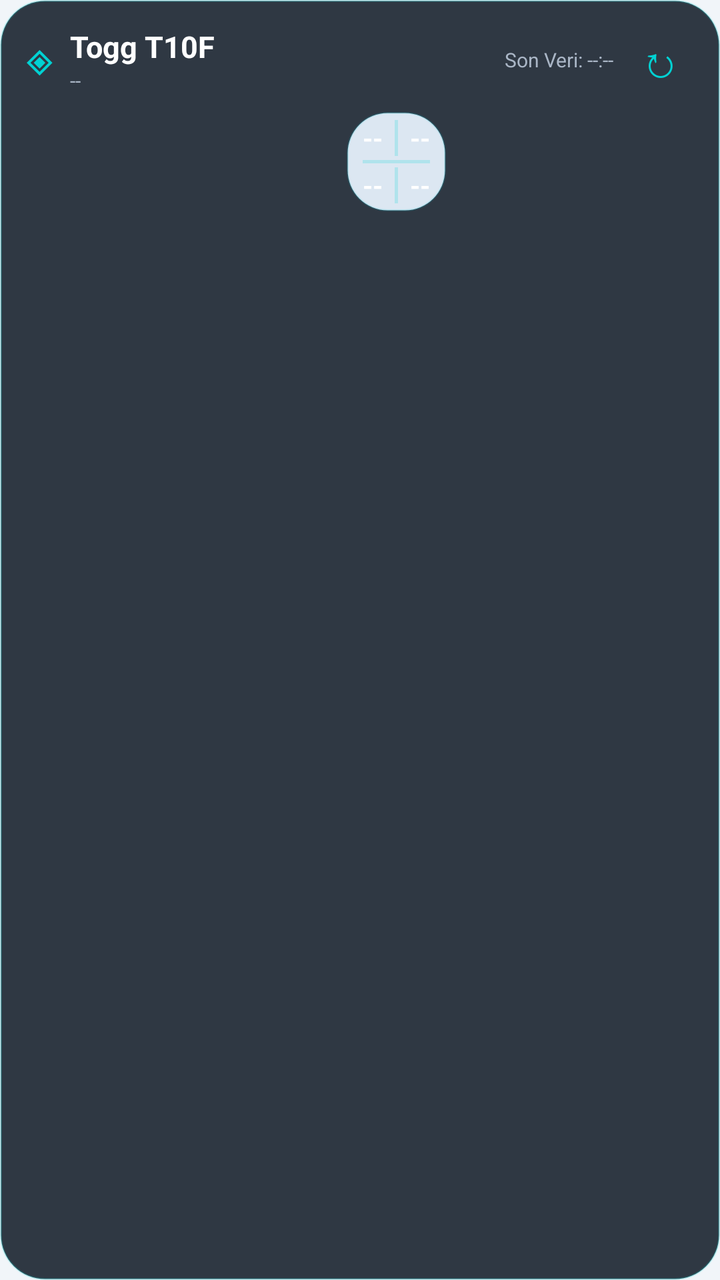
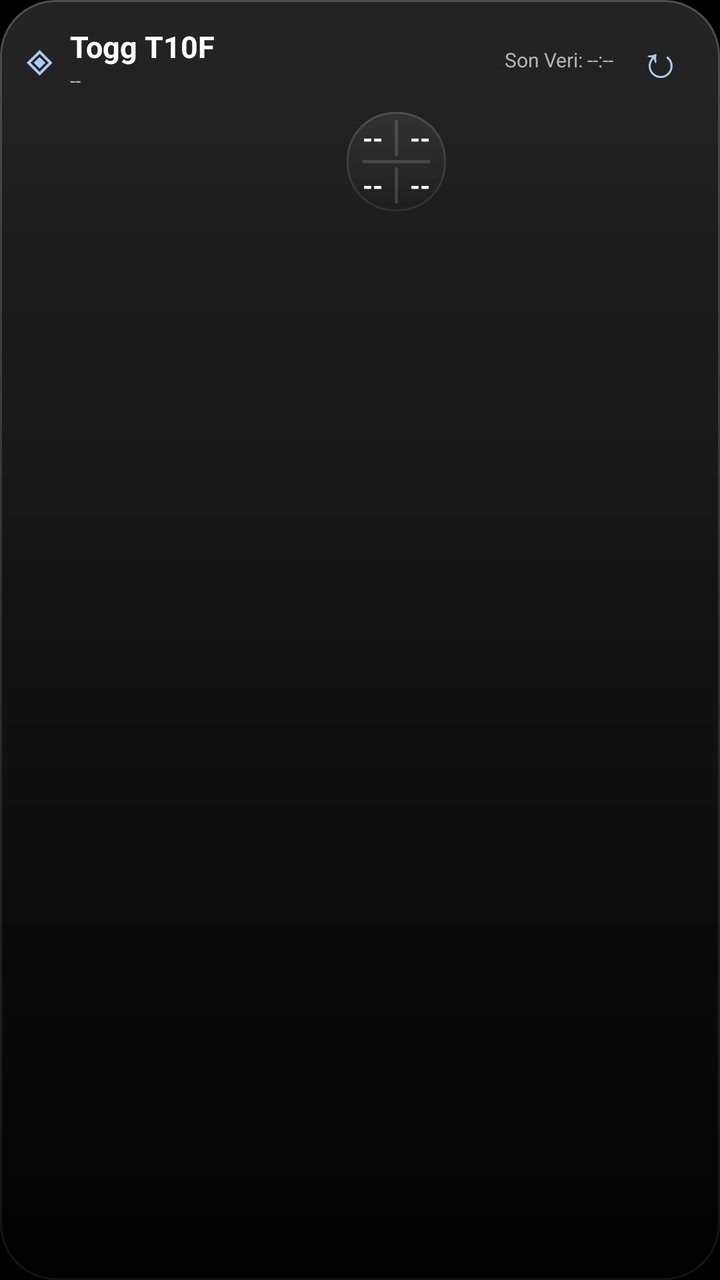

Before-and-after screenshots of an Android layout around one commit, followed by the original layout XML and the change that was made.
<!-- AndroidManifest.xml: application theme Theme.ToggCompanion -->
<!-- res/layout/widget_togg.xml -->
<?xml version="1.0" encoding="utf-8"?>
<LinearLayout xmlns:android="http://schemas.android.com/apk/res/android"
    android:id="@+id/widget_root"
    android:layout_width="match_parent"
    android:layout_height="match_parent"
    android:orientation="vertical"
    android:padding="12dp"
    android:background="@drawable/bg_glass_widget">

    <LinearLayout
        android:id="@+id/widget_header"
        android:layout_width="match_parent"
        android:layout_height="wrap_content"
        android:gravity="center_vertical"
        android:orientation="horizontal">
        <TextView android:layout_width="wrap_content" android:layout_height="wrap_content" android:text="◈" android:textColor="#00D2D3" android:textSize="20sp" android:textStyle="bold" />
        <LinearLayout android:layout_width="0dp" android:layout_height="wrap_content" android:layout_weight="1" android:orientation="vertical" android:paddingStart="8dp">
            <TextView android:id="@+id/widget_title" android:layout_width="wrap_content" android:layout_height="wrap_content" android:text="Togg T10F" android:textColor="#FFFFFF" android:textSize="15sp" android:textStyle="bold" />
            <TextView android:id="@+id/widget_plate" android:layout_width="wrap_content" android:layout_height="wrap_content" android:text="--" android:textColor="#AAB6C6" android:textSize="10sp" />
        </LinearLayout>
        <TextView android:id="@+id/widget_updated" android:layout_width="wrap_content" android:layout_height="wrap_content" android:text="Son Veri: --:--" android:textColor="#AAB6C6" android:textSize="10sp" android:padding="5dp" />
        <TextView android:id="@+id/widget_refresh" android:layout_width="36dp" android:layout_height="36dp" android:gravity="center" android:text="↻" android:textColor="#00D2D3" android:textSize="22sp" />
    </LinearLayout>

    <LinearLayout android:layout_width="match_parent" android:layout_height="wrap_content" android:layout_marginTop="8dp" android:gravity="center_vertical" android:orientation="horizontal">
        <LinearLayout android:id="@+id/widget_charge_container" android:layout_width="0dp" android:layout_height="wrap_content" android:layout_weight="1.2" android:gravity="center_vertical" android:orientation="horizontal">
            <ImageView android:id="@+id/widget_hv_battery_view" android:layout_width="0dp" android:layout_height="48dp" android:layout_weight="1.1" android:contentDescription="HV Battery" android:scaleType="fitCenter" />
            <ImageView android:id="@+id/widget_range_view" android:layout_width="0dp" android:layout_height="48dp" android:layout_weight="1.1" android:layout_marginStart="6dp" android:contentDescription="Tahmini Menzil" android:scaleType="fitCenter" />
            <TextView android:id="@+id/widget_range" android:layout_width="0dp" android:layout_height="0dp" android:text="-- km" android:visibility="gone" />
            <TextView android:id="@+id/widget_charging" android:layout_width="0dp" android:layout_height="0dp" android:text="ŞARJ" android:visibility="gone" />
        </LinearLayout>
        <LinearLayout android:id="@+id/widget_tires_cross" android:layout_width="wrap_content" android:layout_height="wrap_content" android:layout_marginStart="14dp" android:layout_marginEnd="14dp" android:background="@drawable/badge_pill" android:gravity="center" android:orientation="vertical" android:paddingStart="8dp" android:paddingEnd="8dp" android:paddingTop="4dp" android:paddingBottom="4dp">
            <LinearLayout android:layout_width="wrap_content" android:layout_height="wrap_content" android:gravity="center" android:orientation="horizontal">
                <TextView android:id="@+id/widget_tire_fl" android:layout_width="wrap_content" android:layout_height="wrap_content" android:text="--" android:textColor="#FFFFFF" android:textSize="13sp" android:textStyle="bold" />
                <FrameLayout android:layout_width="1.5dp" android:layout_height="18dp" android:layout_marginStart="6dp" android:layout_marginEnd="6dp" android:background="#3300D2D3" />
                <TextView android:id="@+id/widget_tire_fr" android:layout_width="wrap_content" android:layout_height="wrap_content" android:text="--" android:textColor="#FFFFFF" android:textSize="13sp" android:textStyle="bold" />
            </LinearLayout>
            <FrameLayout android:layout_width="match_parent" android:layout_height="1.5dp" android:layout_marginTop="2dp" android:layout_marginBottom="2dp" android:background="#3300D2D3" />
            <LinearLayout android:layout_width="wrap_content" android:layout_height="wrap_content" android:gravity="center" android:orientation="horizontal">
                <TextView android:id="@+id/widget_tire_rl" android:layout_width="wrap_content" android:layout_height="wrap_content" android:text="--" android:textColor="#FFFFFF" android:textSize="13sp" android:textStyle="bold" />
                <FrameLayout android:layout_width="1.5dp" android:layout_height="18dp" android:layout_marginStart="6dp" android:layout_marginEnd="6dp" android:background="#3300D2D3" />
                <TextView android:id="@+id/widget_tire_rr" android:layout_width="wrap_content" android:layout_height="wrap_content" android:text="--" android:textColor="#FFFFFF" android:textSize="13sp" android:textStyle="bold" />
            </LinearLayout>
        </LinearLayout>
        <ImageView android:id="@+id/widget_12v_battery_view" android:layout_width="0dp" android:layout_height="48dp" android:layout_weight="0.9" android:contentDescription="12V battery charge" android:scaleType="fitCenter" />
    </LinearLayout>

    <LinearLayout android:id="@+id/widget_expanded_section" android:layout_width="match_parent" android:layout_height="wrap_content" android:layout_marginTop="7dp" android:orientation="vertical" android:visibility="gone">
        <FrameLayout android:layout_width="match_parent" android:layout_height="1dp" android:background="#2600C2D6" />
        <LinearLayout android:id="@+id/widget_location_container" android:layout_width="match_parent" android:layout_height="wrap_content" android:gravity="center_vertical" android:orientation="horizontal" android:paddingTop="6dp">
            <ImageView android:id="@+id/widget_map_view" android:layout_width="0dp" android:layout_height="75dp" android:layout_weight="1.2" android:background="@drawable/bg_map_frame" android:contentDescription="Harita" android:scaleType="centerCrop" />
            <LinearLayout android:id="@+id/widget_address_container" android:layout_width="0dp" android:layout_height="wrap_content" android:layout_weight="1.5" android:layout_marginStart="10dp" android:orientation="vertical">
                <TextView android:id="@+id/widget_location_title" android:layout_width="match_parent" android:layout_height="wrap_content" android:text="📍 Son Park Yeri" android:textColor="#00C2D6" android:textSize="11sp" android:textStyle="bold" />
                <TextView android:id="@+id/widget_address" android:layout_width="match_parent" android:layout_height="wrap_content" android:text="Konum belirleniyor..." android:textColor="#FFFFFF" android:textSize="11sp" android:maxLines="2" android:ellipsize="end" />
                <TextView android:id="@+id/widget_coords" android:layout_width="match_parent" android:layout_height="wrap_content" android:text="--, --" android:textColor="#AAB6C6" android:textSize="10sp" android:singleLine="true" />
            </LinearLayout>
        </LinearLayout>
    </LinearLayout>
</LinearLayout>
<!-- resources referenced by this layout -->
<resources>
  <!-- drawable badge_pill (drawable) -->
  <?xml version="1.0" encoding="utf-8"?>
  <shape xmlns:android="http://schemas.android.com/apk/res/android" android:shape="rectangle">
      <corners android:radius="20dp" />
      <solid android:color="@color/card_inner" />
      <stroke android:width="1dp" android:color="@color/card_stroke" />
  </shape>
  <!-- drawable bg_glass_widget (drawable) -->
  <?xml version="1.0" encoding="utf-8"?>
  <shape xmlns:android="http://schemas.android.com/apk/res/android" android:shape="rectangle">
      <solid android:color="#DD121B28" />
      <stroke android:width="1dp" android:color="#3300D2D3" />
      <corners android:radius="22dp" />
  </shape>
  <!-- drawable bg_map_frame (drawable) -->
  <?xml version="1.0" encoding="utf-8"?>
  <shape xmlns:android="http://schemas.android.com/apk/res/android"
      android:shape="rectangle">
      <solid android:color="#0D1117" />
      <corners android:radius="14dp" />
      <stroke
          android:width="1dp"
          android:color="#263042" />
  </shape>
  <style name="Theme.ToggCompanion" parent="android:Theme.Material.NoActionBar">
          <item name="android:windowBackground">@color/bg_dark</item>
          <item name="android:statusBarColor">@color/bg_dark</item>
          <item name="android:navigationBarColor">@color/bg_dark</item>
          <item name="android:windowLightStatusBar">false</item>
      </style>
  <color name="card_inner">#DCE7F2</color>
  <color name="card_stroke">#2600C2D6</color>
  <color name="bg_dark">#F1F5F9</color>
</resources>

<!-- the commit's change to res/layout/widget_togg.xml (unified diff, before → after) -->
@@ -13,13 +13,13 @@
         android:layout_height="wrap_content"
         android:gravity="center_vertical"
         android:orientation="horizontal">
-        <TextView android:layout_width="wrap_content" android:layout_height="wrap_content" android:text="◈" android:textColor="#00D2D3" android:textSize="20sp" android:textStyle="bold" />
+        <TextView android:layout_width="wrap_content" android:layout_height="wrap_content" android:text="◈" android:textColor="@color/accent_blue" android:textSize="20sp" android:textStyle="bold" />
         <LinearLayout android:layout_width="0dp" android:layout_height="wrap_content" android:layout_weight="1" android:orientation="vertical" android:paddingStart="8dp">
             <TextView android:id="@+id/widget_title" android:layout_width="wrap_content" android:layout_height="wrap_content" android:text="Togg T10F" android:textColor="#FFFFFF" android:textSize="15sp" android:textStyle="bold" />
-            <TextView android:id="@+id/widget_plate" android:layout_width="wrap_content" android:layout_height="wrap_content" android:text="--" android:textColor="#AAB6C6" android:textSize="10sp" />
+            <TextView android:id="@+id/widget_plate" android:layout_width="wrap_content" android:layout_height="wrap_content" android:text="--" android:textColor="#B5B5B5" android:textSize="10sp" />
         </LinearLayout>
-        <TextView android:id="@+id/widget_updated" android:layout_width="wrap_content" android:layout_height="wrap_content" android:text="Son Veri: --:--" android:textColor="#AAB6C6" android:textSize="10sp" android:padding="5dp" />
-        <TextView android:id="@+id/widget_refresh" android:layout_width="36dp" android:layout_height="36dp" android:gravity="center" android:text="↻" android:textColor="#00D2D3" android:textSize="22sp" />
+        <TextView android:id="@+id/widget_updated" android:layout_width="wrap_content" android:layout_height="wrap_content" android:text="Son Veri: --:--" android:textColor="#B5B5B5" android:textSize="10sp" android:padding="5dp" />
+        <TextView android:id="@+id/widget_refresh" android:layout_width="36dp" android:layout_height="36dp" android:gravity="center" android:text="↻" android:textColor="@color/accent_blue" android:textSize="22sp" />
     </LinearLayout>
 
     <LinearLayout android:layout_width="match_parent" android:layout_height="wrap_content" android:layout_marginTop="8dp" android:gravity="center_vertical" android:orientation="horizontal">
@@ -32,13 +32,13 @@
         <LinearLayout android:id="@+id/widget_tires_cross" android:layout_width="wrap_content" android:layout_height="wrap_content" android:layout_marginStart="14dp" android:layout_marginEnd="14dp" android:background="@drawable/badge_pill" android:gravity="center" android:orientation="vertical" android:paddingStart="8dp" android:paddingEnd="8dp" android:paddingTop="4dp" android:paddingBottom="4dp">
             <LinearLayout android:layout_width="wrap_content" android:layout_height="wrap_content" android:gravity="center" android:orientation="horizontal">
                 <TextView android:id="@+id/widget_tire_fl" android:layout_width="wrap_content" android:layout_height="wrap_content" android:text="--" android:textColor="#FFFFFF" android:textSize="13sp" android:textStyle="bold" />
-                <FrameLayout android:layout_width="1.5dp" android:layout_height="18dp" android:layout_marginStart="6dp" android:layout_marginEnd="6dp" android:background="#3300D2D3" />
+                <FrameLayout android:layout_width="1.5dp" android:layout_height="18dp" android:layout_marginStart="6dp" android:layout_marginEnd="6dp" android:background="#33BEBEBE" />
                 <TextView android:id="@+id/widget_tire_fr" android:layout_width="wrap_content" android:layout_height="wrap_content" android:text="--" android:textColor="#FFFFFF" android:textSize="13sp" android:textStyle="bold" />
             </LinearLayout>
-            <FrameLayout android:layout_width="match_parent" android:layout_height="1.5dp" android:layout_marginTop="2dp" android:layout_marginBottom="2dp" android:background="#3300D2D3" />
+            <FrameLayout android:layout_width="match_parent" android:layout_height="1.5dp" android:layout_marginTop="2dp" android:layout_marginBottom="2dp" android:background="#33BEBEBE" />
             <LinearLayout android:layout_width="wrap_content" android:layout_height="wrap_content" android:gravity="center" android:orientation="horizontal">
                 <TextView android:id="@+id/widget_tire_rl" android:layout_width="wrap_content" android:layout_height="wrap_content" android:text="--" android:textColor="#FFFFFF" android:textSize="13sp" android:textStyle="bold" />
-                <FrameLayout android:layout_width="1.5dp" android:layout_height="18dp" android:layout_marginStart="6dp" android:layout_marginEnd="6dp" android:background="#3300D2D3" />
+                <FrameLayout android:layout_width="1.5dp" android:layout_height="18dp" android:layout_marginStart="6dp" android:layout_marginEnd="6dp" android:background="#33BEBEBE" />
                 <TextView android:id="@+id/widget_tire_rr" android:layout_width="wrap_content" android:layout_height="wrap_content" android:text="--" android:textColor="#FFFFFF" android:textSize="13sp" android:textStyle="bold" />
             </LinearLayout>
         </LinearLayout>
@@ -46,13 +46,13 @@
     </LinearLayout>
 
     <LinearLayout android:id="@+id/widget_expanded_section" android:layout_width="match_parent" android:layout_height="wrap_content" android:layout_marginTop="7dp" android:orientation="vertical" android:visibility="gone">
-        <FrameLayout android:layout_width="match_parent" android:layout_height="1dp" android:background="#2600C2D6" />
+        <FrameLayout android:layout_width="match_parent" android:layout_height="1dp" android:background="#26BEBEBE" />
         <LinearLayout android:id="@+id/widget_location_container" android:layout_width="match_parent" android:layout_height="wrap_content" android:gravity="center_vertical" android:orientation="horizontal" android:paddingTop="6dp">
             <ImageView android:id="@+id/widget_map_view" android:layout_width="0dp" android:layout_height="75dp" android:layout_weight="1.2" android:background="@drawable/bg_map_frame" android:contentDescription="Harita" android:scaleType="centerCrop" />
             <LinearLayout android:id="@+id/widget_address_container" android:layout_width="0dp" android:layout_height="wrap_content" android:layout_weight="1.5" android:layout_marginStart="10dp" android:orientation="vertical">
-                <TextView android:id="@+id/widget_location_title" android:layout_width="match_parent" android:layout_height="wrap_content" android:text="📍 Son Park Yeri" android:textColor="#00C2D6" android:textSize="11sp" android:textStyle="bold" />
+                <TextView android:id="@+id/widget_location_title" android:layout_width="match_parent" android:layout_height="wrap_content" android:text="Son Park Yeri" android:textColor="@color/accent_blue" android:textSize="11sp" android:textStyle="bold" />
                 <TextView android:id="@+id/widget_address" android:layout_width="match_parent" android:layout_height="wrap_content" android:text="Konum belirleniyor..." android:textColor="#FFFFFF" android:textSize="11sp" android:maxLines="2" android:ellipsize="end" />
-                <TextView android:id="@+id/widget_coords" android:layout_width="match_parent" android:layout_height="wrap_content" android:text="--, --" android:textColor="#AAB6C6" android:textSize="10sp" android:singleLine="true" />
+                <TextView android:id="@+id/widget_coords" android:layout_width="match_parent" android:layout_height="wrap_content" android:text="--, --" android:textColor="#B5B5B5" android:textSize="10sp" android:singleLine="true" />
             </LinearLayout>
         </LinearLayout>
     </LinearLayout>
<!-- resource entries referenced after the edit -->
@@ -1,37 +1,116 @@
 <!-- resources referenced by this layout -->
 <resources>
+  <color name="accent_blue">#ABCDEF</color>
   <!-- drawable badge_pill (drawable) -->
   <?xml version="1.0" encoding="utf-8"?>
-  <shape xmlns:android="http://schemas.android.com/apk/res/android" android:shape="rectangle">
-      <corners android:radius="20dp" />
-      <solid android:color="@color/card_inner" />
-      <stroke android:width="1dp" android:color="@color/card_stroke" />
-  </shape>
+  <layer-list xmlns:android="http://schemas.android.com/apk/res/android">
+      <item><shape android:shape="rectangle"><corners android:radius="24dp" />
+          <gradient android:angle="270" android:startColor="#33FFFFFF" android:endColor="#12FFFFFF" />
+      </shape></item>
+      <item android:left="1dp" android:top="1dp" android:right="1dp" android:bottom="1dp">
+          <shape android:shape="rectangle"><corners android:radius="23dp" />
+              <gradient android:angle="270" android:startColor="#C62A2A2A" android:endColor="#C6191919" />
+          </shape>
+      </item>
+  </layer-list>
   <!-- drawable bg_glass_widget (drawable) -->
   <?xml version="1.0" encoding="utf-8"?>
-  <shape xmlns:android="http://schemas.android.com/apk/res/android" android:shape="rectangle">
-      <solid android:color="#DD121B28" />
-      <stroke android:width="1dp" android:color="#3300D2D3" />
-      <corners android:radius="22dp" />
-  </shape>
+  <layer-list xmlns:android="http://schemas.android.com/apk/res/android">
+      <item><shape android:shape="rectangle"><corners android:radius="28dp" />
+          <gradient android:angle="270" android:startColor="#4DFFFFFF" android:endColor="#12FFFFFF" />
+      </shape></item>
+      <item android:left="1dp" android:top="1dp" android:right="1dp" android:bottom="1dp">
+          <shape android:shape="rectangle"><corners android:radius="27dp" />
+              <gradient android:angle="270" android:startColor="#F0212121" android:endColor="#F0000000" />
+          </shape>
+      </item>
+  </layer-list>
   <!-- drawable bg_map_frame (drawable) -->
   <?xml version="1.0" encoding="utf-8"?>
-  <shape xmlns:android="http://schemas.android.com/apk/res/android"
-      android:shape="rectangle">
-      <solid android:color="#0D1117" />
-      <corners android:radius="14dp" />
-      <stroke
-          android:width="1dp"
-          android:color="#263042" />
-  </shape>
+  <layer-list xmlns:android="http://schemas.android.com/apk/res/android">
+      <item><shape android:shape="rectangle"><corners android:radius="24dp" />
+          <gradient android:angle="270" android:startColor="#4DFFFFFF" android:endColor="#12FFFFFF" />
+      </shape></item>
+      <item android:left="1dp" android:top="1dp" android:right="1dp" android:bottom="1dp">
+          <shape android:shape="rectangle"><corners android:radius="23dp" />
+              <gradient android:angle="270" android:startColor="#E6292929" android:endColor="#E60C0C0C" />
+          </shape>
+      </item>
+  </layer-list>
   <style name="Theme.ToggCompanion" parent="android:Theme.Material.NoActionBar">
           <item name="android:windowBackground">@color/bg_dark</item>
           <item name="android:statusBarColor">@color/bg_dark</item>
           <item name="android:navigationBarColor">@color/bg_dark</item>
           <item name="android:windowLightStatusBar">false</item>
+          <item name="android:windowLightNavigationBar">false</item>
+          <item name="android:colorAccent">@color/accent_togg</item>
+          <item name="android:colorControlNormal">@color/text_secondary</item>
+          <item name="android:colorControlActivated">@color/text_primary</item>
+          <item name="android:colorControlHighlight">#26FFFFFF</item>
+          <item name="android:fontFamily">sans-serif</item>
+          <item name="android:textColorPrimary">@color/text_primary</item>
+          <item name="android:textColorSecondary">@color/text_secondary</item>
+          <item name="android:buttonStyle">@style/Glass.Button</item>
+          <item name="android:editTextStyle">@style/Glass.Input</item>
+          <item name="android:alertDialogTheme">@style/Glass.Dialog</item>
+          <item name="android:windowActionModeOverlay">true</item>
       </style>
-  <color name="card_inner">#DCE7F2</color>
-  <color name="card_stroke">#2600C2D6</color>
-  <color name="bg_dark">#F1F5F9</color>
+  <color name="bg_dark">#000000</color>
+  <color name="accent_togg">#A8DCC8</color>
+  <color name="text_secondary">#B8B8B8</color>
+  <color name="text_primary">#F5F5F5</color>
+  <style name="Glass.Button" parent="android:Widget.Material.Button">
+          <item name="android:background">@drawable/btn_outline</item>
+          <item name="android:backgroundTint">@null</item>
+          <item name="android:textColor">@color/glass_text</item>
+          <item name="android:textAllCaps">false</item>
+          <item name="android:fontFamily">sans-serif-medium</item>
+          <item name="android:minHeight">48dp</item>
+          <item name="android:minWidth">48dp</item>
+          <item name="android:paddingHorizontal">16dp</item>
+          <item name="android:stateListAnimator">@null</item>
+      </style>
+  <style name="Glass.Input" parent="android:Widget.Material.EditText">
+          <item name="android:textColor">@color/text_primary</item>
+          <item name="android:textColorHint">@color/text_muted</item>
+          <item name="android:backgroundTint">@color/text_secondary</item>
+          <item name="android:minHeight">48dp</item>
+      </style>
+  <style name="Glass.Dialog" parent="android:Theme.Material.Dialog.Alert">
+          <item name="android:windowBackground">@drawable/card_bg</item>
+          <item name="android:colorAccent">@color/accent_togg</item>
+          <item name="android:textColorPrimary">@color/text_primary</item>
+          <item name="android:textColorSecondary">@color/text_secondary</item>
+          <item name="android:fontFamily">sans-serif</item>
+          <item name="android:buttonStyle">@style/Glass.Button</item>
+          <item name="android:editTextStyle">@style/Glass.Input</item>
+          <item name="android:backgroundDimAmount">0.72</item>
+      </style>
+  <!-- drawable btn_outline (drawable) -->
+  <?xml version="1.0" encoding="utf-8"?>
+  <ripple xmlns:android="http://schemas.android.com/apk/res/android" android:color="@color/glass_ripple"><item><layer-list>
+      <item><shape android:shape="rectangle"><corners android:radius="22dp" />
+          <gradient android:angle="270" android:startColor="#4DFFFFFF" android:endColor="#12FFFFFF" />
+      </shape></item>
+      <item android:left="1dp" android:top="1dp" android:right="1dp" android:bottom="1dp">
+          <shape android:shape="rectangle"><corners android:radius="21dp" />
+              <gradient android:angle="270" android:startColor="#E6292929" android:endColor="#E60C0C0C" />
+          </shape>
+      </item>
+  </layer-list></item></ripple>
+  <color name="text_muted">#929292</color>
+  <!-- drawable card_bg (drawable) -->
+  <?xml version="1.0" encoding="utf-8"?>
+  <layer-list xmlns:android="http://schemas.android.com/apk/res/android">
+      <item><shape android:shape="rectangle"><corners android:radius="28dp" />
+          <gradient android:angle="270" android:startColor="#4DFFFFFF" android:endColor="#12FFFFFF" />
+      </shape></item>
+      <item android:left="1dp" android:top="1dp" android:right="1dp" android:bottom="1dp">
+          <shape android:shape="rectangle"><corners android:radius="27dp" />
+              <gradient android:angle="270" android:startColor="#E6292929" android:endColor="#E60C0C0C" />
+          </shape>
+      </item>
+  </layer-list>
+  <color name="glass_ripple">#26A8DCC8</color>
 </resources>
 
